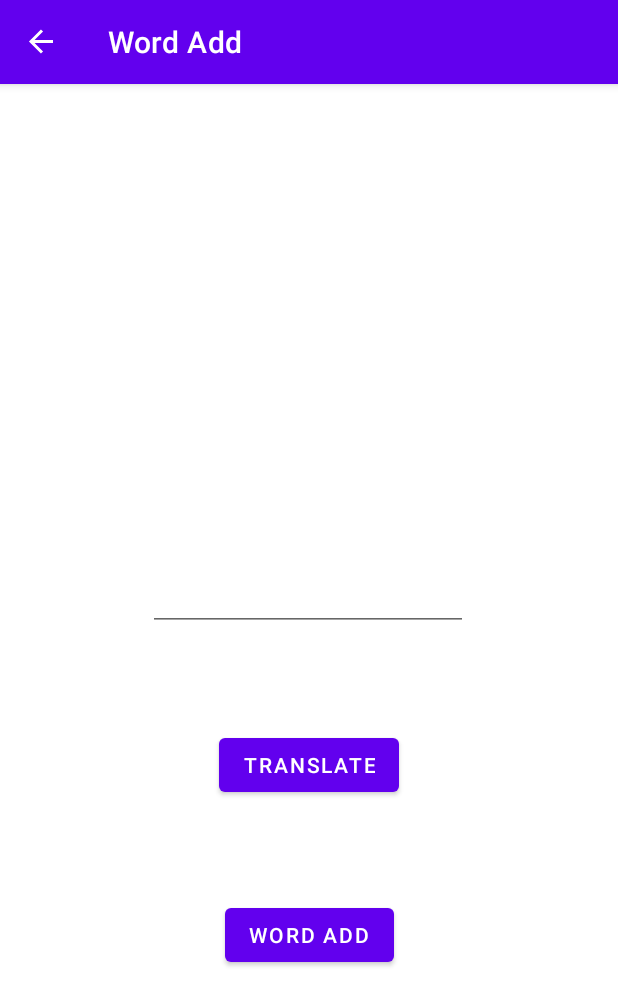
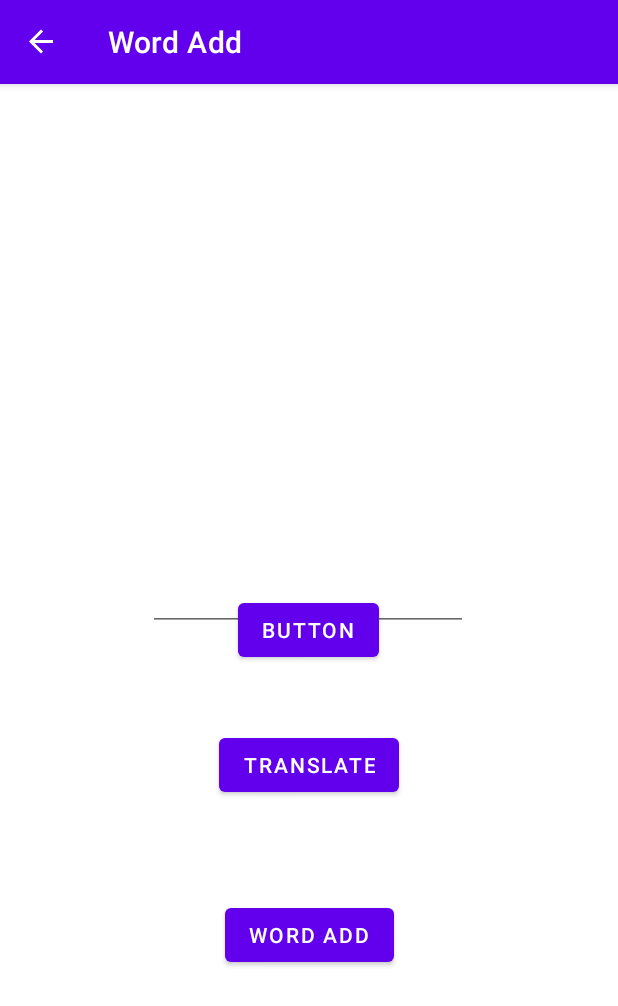
Before and after one commit to abdurrahimgayretli/RemindWord, an Android app: the screen it shows after launch (MainActivity), after a tap on an icon or button, on a phone screen of 412 x 824 dp. Shown: the top 1006 px of the screen. Run offline under Robolectric (Android 15) with nearby library versions, the phone set to English and light mode, and no system bars; our stand-ins replace Room's generated code, navigation-ui; libraries missing offline, so code that uses them is left out: com.google.mlkit.common, com.google.mlkit.nl; 1 statement that could not run was skipped.

```diff
--- a/app/src/main/AndroidManifest.xml
+++ b/app/src/main/AndroidManifest.xml
@@ -1,7 +1,7 @@
 <?xml version="1.0" encoding="utf-8"?>
 <manifest xmlns:android="http://schemas.android.com/apk/res/android"
     package="com.example.notificationdictionaryapp">
-
+    <uses-permission android:name="android.permission.SCHEDULE_EXACT_ALARM"/>
     <application
         android:allowBackup="true"
         android:icon="@mipmap/ic_launcher"
--- a/app/src/main/java/com/example/notificationdictionaryapp/MainActivity.kt
+++ b/app/src/main/java/com/example/notificationdictionaryapp/MainActivity.kt
@@ -1,17 +1,34 @@
 package com.example.notificationdictionaryapp
 
+import android.app.NotificationChannel
+import android.app.NotificationManager
+import android.content.Context
+import android.os.Build
 import androidx.appcompat.app.AppCompatActivity
 import android.os.Bundle
+import androidx.core.app.NotificationCompat
+import androidx.core.app.NotificationManagerCompat
+import androidx.lifecycle.ViewModelProvider
 import androidx.navigation.findNavController
 import androidx.navigation.ui.setupActionBarWithNavController
+import com.example.notificationdictionaryapp.viewmodel.WordViewModel
+import kotlinx.android.synthetic.main.activity_main.*
 
 
 class MainActivity : AppCompatActivity() {
 
+    private val CHANNEL_ID = "channel_id_notify_01"
+    private  val notificationId = 101
+    private lateinit var mWordViewModel: WordViewModel
 
     override fun onCreate(savedInstanceState: Bundle?) {
         super.onCreate(savedInstanceState)
         setContentView(R.layout.activity_main)
+
+        createNotificationChannel()
+
+        button.setOnClickListener { sendNotification() }
+        mWordViewModel = ViewModelProvider(this).get(WordViewModel::class.java)
 
         setupActionBarWithNavController(findNavController(R.id.fragment))
     }
@@ -20,6 +37,28 @@ class MainActivity : AppCompatActivity() {
         return navController.navigateUp() || super.onSupportNavigateUp()
     }
 
-
-
+    private  fun createNotificationChannel(){
+        if(Build.VERSION.SDK_INT >= Build.VERSION_CODES.O) {
+            val name = "Notification Title"
+            val descriptionText = "Notification Description"
+            val importance = NotificationManager.IMPORTANCE_DEFAULT
+            val channel = NotificationChannel(CHANNEL_ID, name, importance).apply {
+                description = descriptionText
+            }
+            val notificationManager: NotificationManager =
+                getSystemService(Context.NOTIFICATION_SERVICE) as NotificationManager
+            notificationManager.createNotificationChannel(channel)
+        }
+    }
+    private  fun sendNotification(){
+        mWordViewModel = ViewModelProvider(this).get(WordViewModel::class.java)
+        val builder = NotificationCompat.Builder(this,CHANNEL_ID)
+            .setSmallIcon(R.drawable.ic_launcher_foreground)
+            .setContentTitle("Notify Title")
+            .setContentText("text")
+            .setPriority(NotificationCompat.PRIORITY_DEFAULT)
+        with(NotificationManagerCompat.from(this)){
+            notify(notificationId,builder.build())
+        }
+    }
 }
--- a/app/src/main/res/layout/activity_main.xml
+++ b/app/src/main/res/layout/activity_main.xml
@@ -19,4 +19,15 @@
         app:layout_constraintTop_toTopOf="parent"
         app:navGraph="@navigation/my_nav" />
 
+    <Button
+        android:id="@+id/button"
+        android:layout_width="wrap_content"
+        android:layout_height="wrap_content"
+        android:layout_marginTop="340dp"
+        android:text="Button"
+        app:layout_constraintEnd_toEndOf="parent"
+        app:layout_constraintHorizontal_bias="0.498"
+        app:layout_constraintStart_toStartOf="parent"
+        app:layout_constraintTop_toTopOf="parent" />
+
 </androidx.constraintlayout.widget.ConstraintLayout>
--- a/build.gradle
+++ b/build.gradle
@@ -6,7 +6,7 @@ buildscript {
     }
     dependencies {
         classpath 'com.android.tools.build:gradle:7.0.3'
-        classpath 'org.jetbrains.kotlin:kotlin-gradle-plugin:1.3.72'
+        classpath 'org.jetbrains.kotlin:kotlin-gradle-plugin:1.6.0'
 
         classpath "androidx.navigation:navigation-safe-args-gradle-plugin:2.3.0-rc01"
         // NOTE: Do not place your application dependencies here; they belong
```
